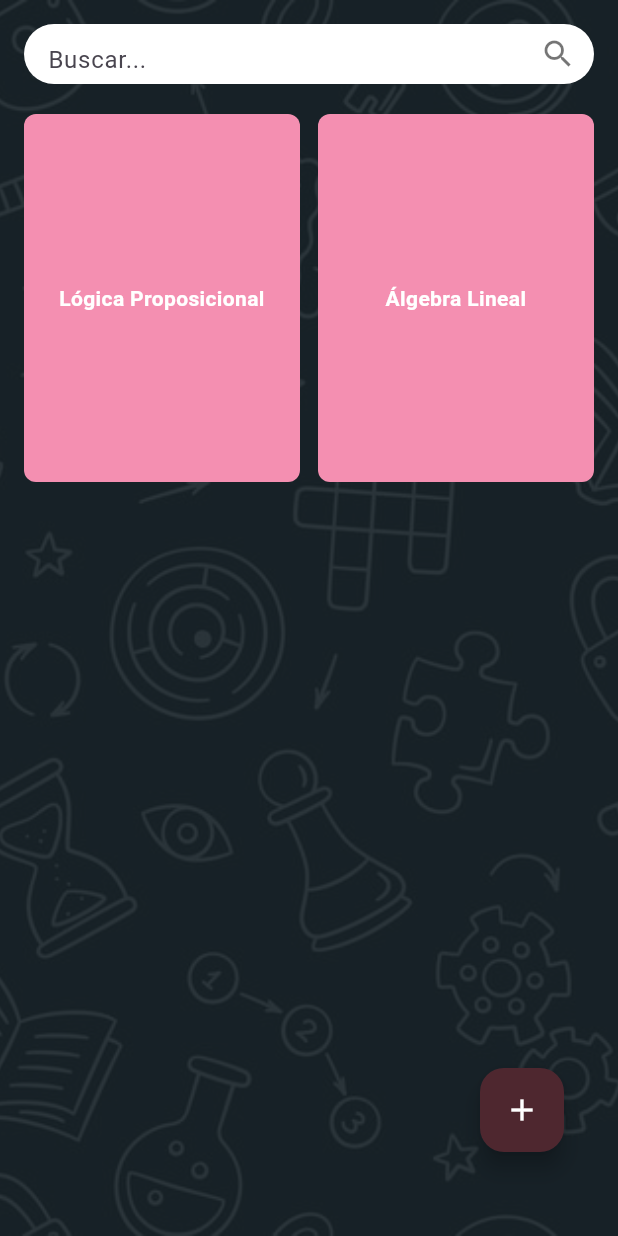
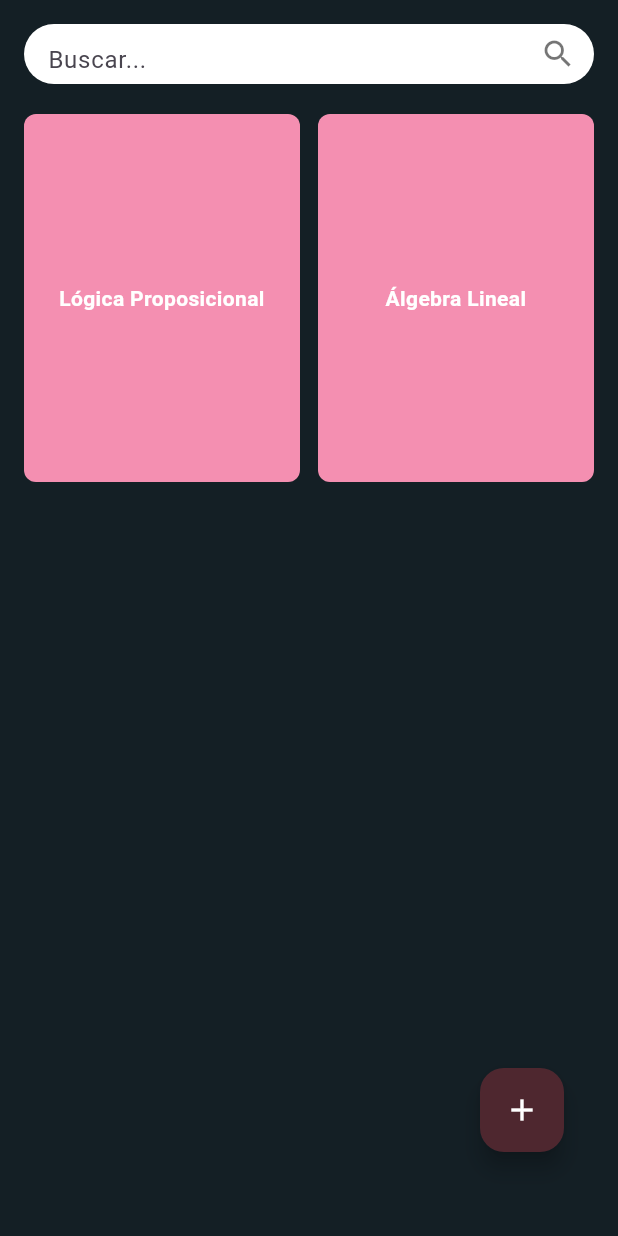
Before and after one commit to AdriBc16/Lo-Geeks, a Flutter app: the Library screen opened directly, on a phone screen of 412 x 824 dp. Run offline on Flutter 3.47's test engine with Material 3 defaults, Android fonts, the light colour scheme and no system bars; our stand-ins replace file_picker, flutter_animate.

Commit message:
quitar fondo library

```diff
--- a/lib/VISTA/library.dart
+++ b/lib/VISTA/library.dart
@@ -111,16 +111,6 @@ class _LibraryState extends State<Library> {
             color: const Color(0xFF141F25),
           ),
 
-          Opacity(
-            opacity: 0.1,
-            child: Image.asset(
-              'assets/images/background.png',
-              fit: BoxFit.cover,
-              width: double.infinity,
-              height: double.infinity,
-            ),
-          ),
-
           // Contenido principal
           SafeArea(
             child: Padding(
```
